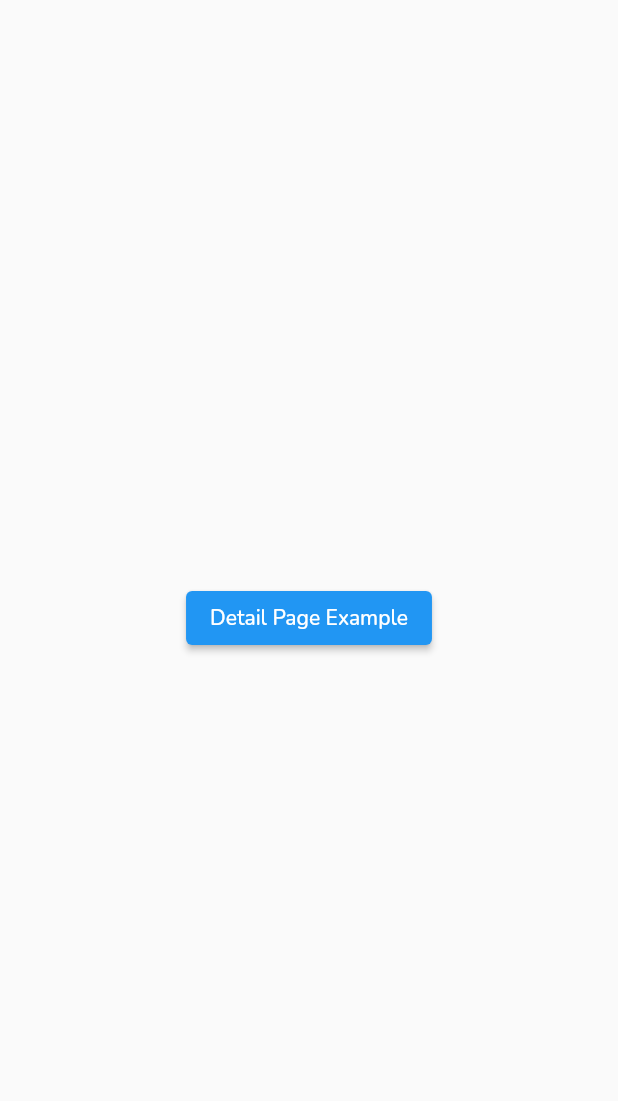
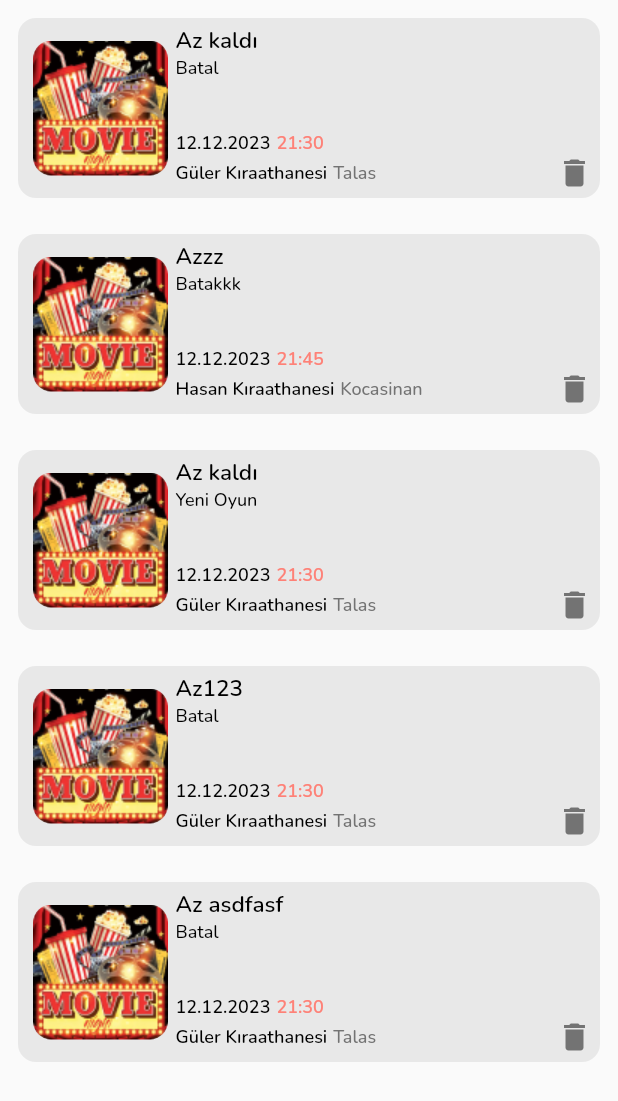
Before and after one commit to agu-meetup/mobile, a Flutter app: the NotificationView screen opened directly, on a phone screen of 412 x 824 dp. Shown: the top 1101 px of the screen. Run offline on Flutter 3.47's test engine with Material 2 defaults, Android fonts, the phone set to English and light mode, and no system bars; our stand-ins replace carousel_slider, dotted_border, email_validator, geocoding, geolocator, google_fonts and 5 more; missing offline and left inert: control_style; accounts and stored records are empty.

Commit message:
Notification page was started

```diff
--- a/lib/components/my_dialogs/my_simple_dialog_widget.dart
+++ b/lib/components/my_dialogs/my_simple_dialog_widget.dart
@@ -10,6 +10,7 @@ Future<void> mySimpleDialogWidget({
   required BuildContext context,
   required String title,
   required String description,
+  required String imagePath,
 }) async {
   late Timer timer;
   await showDialog(
@@ -27,7 +28,7 @@ Future<void> mySimpleDialogWidget({
               mainAxisSize: MainAxisSize.min,
               children: [
                 Image(
-                  image: AssetImage(successStar),
+                  image: AssetImage(imagePath),
                   height: SizeConfig.screenWidth! / 4,
                   width: SizeConfig.screenWidth! / 4,
                   fit: BoxFit.cover,
--- a/lib/core/assets.dart
+++ b/lib/core/assets.dart
@@ -6,6 +6,7 @@ String signInUpBg1 = "$assetsImageRoot/sign_in_up_bg_1.png";
 String signInUpBg2 = "$assetsImageRoot/sign_in_up_bg_2.png";
 String signInUpBg3 = "$assetsImageRoot/sign_in_up_bg_3.png";
 String successStar = "$assetsImageRoot/success_star.png";
+String errorRedCross = "$assetsImageRoot/error_red_cross.png";
 
 /// ICONS
 String openEye = "$assetsIconRoot/open_eye.png";
--- a/lib/core/exceptions.dart
+++ b/lib/core/exceptions.dart
@@ -3,3 +3,5 @@ class WrongEmailOrPassword implements Exception {}
 class EmailAlreadyUsed implements Exception {}
 
 class InvalidToken implements Exception {}
+
+class CreateEventError implements Exception {}
--- a/lib/data/user/datasources/user_server_datasource.dart
+++ b/lib/data/user/datasources/user_server_datasource.dart
@@ -9,15 +9,12 @@ class UserServerDatasource {
   MyService myService = MyService();
 
   Future<GetUserInfoResponseModel?> getUserInfo() async {
-    print("we are in user server DS");
     Response response = await myService.getRequest(
       pathRequest: "api/user/UserInfo",
     );
 
     if (response.statusCode == 200){
       var responseMap = jsonDecode(response.body);
-      print("RESPONSE MAP");
-      print(responseMap);
       return GetUserInfoResponseModel.fromJson(responseMap['user']);
     }
     else {
--- a/lib/main.dart
+++ b/lib/main.dart
@@ -8,6 +8,7 @@ import 'package:agu_meetup_mobile/presentations/forgot_password/view_model/forgo
 import 'package:agu_meetup_mobile/presentations/forgot_password/view_model/forgot_password_selection_view_model.dart';
 import 'package:agu_meetup_mobile/presentations/forgot_password/view_model/forgot_password_view_model.dart';
 import 'package:agu_meetup_mobile/presentations/intro/model_view/intro_model_view.dart';
+import 'package:agu_meetup_mobile/presentations/notification/model_view/notification_model_view.dart';
 import 'package:agu_meetup_mobile/presentations/sign_in/model_view/sign_in_model_view.dart';
 import 'package:agu_meetup_mobile/presentations/sign_up/model_view/sign_up_model_view.dart';
 import 'package:flutter/material.dart';
@@ -54,6 +55,9 @@ void main() {
         ChangeNotifierProvider(
           create: (_) => DetailModelView(),
         ),
+        ChangeNotifierProvider(
+          create: (_) => NotificationModelView(),
+        ),
       ],
       child: const MyApp(),
     ),
--- a/lib/presentations/create_event/view/create_event_qouta_and_gender_view.dart
+++ b/lib/presentations/create_event/view/create_event_qouta_and_gender_view.dart
@@ -33,6 +33,7 @@ class CreateEventQuotaAndGenderView extends StatelessWidget {
                     hintText: '',
                     changeValueFunc: (val) {},
                     controller: mv.quotaCtr,
+                    textInputType: mv.quotaInputType,
                     isThereShadow: false,
                   ),
                 ],
--- a/lib/presentations/create_event/view/create_event_view.dart
+++ b/lib/presentations/create_event/view/create_event_view.dart
@@ -1,5 +1,6 @@
 import 'dart:io';
 
+import 'package:agu_meetup_mobile/components/my_buttons/my_button_widget.dart';
 import 'package:agu_meetup_mobile/components/my_textfields/my_text_field_widget.dart';
 import 'package:agu_meetup_mobile/core/constants.dart';
 import 'package:agu_meetup_mobile/presentations/create_event/model_view/create_event_model_view.dart';
@@ -10,6 +11,7 @@ import 'package:provider/provider.dart';
 import '../../../core/assets.dart';
 import '../widget/create_event_selected_image_widget.dart';
 import '../widget/create_event_upload_button_widget.dart';
+import 'create_event_button_view.dart';
 import 'create_event_category_view.dart';
 import 'create_event_detail_text_view.dart';
 import 'create_event_details_view.dart';
@@ -35,7 +37,7 @@ class CreateEventView extends StatelessWidget {
           padding: const EdgeInsets.all(16.0),
           child: Consumer<CreateEventModelView>(
             builder: (context, mv, child) {
-              if (mv.isPageLoaded == false){
+              if (mv.isPageLoaded == false) {
                 return const Center(child: CircularProgressIndicator());
               }
               return ListView(
@@ -61,6 +63,8 @@ class CreateEventView extends StatelessWidget {
                   CreateEventPriceView(),
                   SizedBox(height: 24),
                   CreateEventHostsView(),
+                  SizedBox(height: 24),
+                  CreateEventButtonView(),
                 ],
               );
             },
--- /dev/null
+++ b/lib/presentations/notification/model/notification_card_model.dart
@@ -0,0 +1,17 @@
+class NotificationCardModel {
+  int id;
+  String notificationTitle;
+  String eventTitle;
+  String date;
+  String time;
+  String locationName;
+  String city;
+  NotificationCardModel(
+      {required this.id,
+      required this.notificationTitle,
+      required this.eventTitle,
+      required this.date,
+      required this.time,
+      required this.locationName,
+      required this.city});
+}
--- /dev/null
+++ b/lib/presentations/notification/model_view/notification_model_view.dart
@@ -0,0 +1,66 @@
+import 'package:flutter/material.dart';
+
+import '../model/notification_card_model.dart';
+
+class NotificationModelView extends ChangeNotifier {
+  BuildContext? ctx;
+
+  /// Update Context data
+  void updateContextData(BuildContext context) {
+    ctx = context;
+  }
+
+  /// Test Data
+  List<NotificationCardModel> cardsInfo = [
+    NotificationCardModel(
+      id: 1,
+      notificationTitle: "Az kaldı",
+      eventTitle: "Batal",
+      date: "12.12.2023",
+      time: "21:30",
+      locationName: "Güler Kıraathanesi",
+      city: "Talas",
+    ),
+    NotificationCardModel(
+      id: 2,
+      notificationTitle: "Azzz",
+      eventTitle: "Batakkk",
+      date: "12.12.2023",
+      time: "21:45",
+      locationName: "Hasan Kıraathanesi",
+      city: "Kocasinan",
+    ),
+    NotificationCardModel(
+      id: 3,
+      notificationTitle: "Az kaldı",
+      eventTitle: "Yeni Oyun",
+      date: "12.12.2023",
+      time: "21:30",
+      locationName: "Güler Kıraathanesi",
+      city: "Talas",
+    ),
+    NotificationCardModel(
+      id: 4,
+      notificationTitle: "Az123",
+      eventTitle: "Batal",
+      date: "12.12.2023",
+      time: "21:30",
+      locationName: "Güler Kıraathanesi",
+      city: "Talas",
+    ),
+    NotificationCardModel(
+      id: 5,
+      notificationTitle: "Az asdfasf",
+      eventTitle: "Batal",
+      date: "12.12.2023",
+      time: "21:30",
+      locationName: "Güler Kıraathanesi",
+      city: "Talas",
+    ),
+  ];
+
+  void deleteNotificationById(int id) {
+    cardsInfo.removeWhere((e) => e.id == id);
+    notifyListeners();
+  }
+}
--- /dev/null
+++ b/lib/presentations/notification/view/notification_card_list_view.dart
@@ -0,0 +1,31 @@
+import 'package:agu_meetup_mobile/core/constants.dart';
+import 'package:agu_meetup_mobile/presentations/notification/model_view/notification_model_view.dart';
+import 'package:flutter/material.dart';
+import 'package:provider/provider.dart';
+
+import '../widget/notification_card_widget.dart';
+
+class NotificationCardListView extends StatelessWidget {
+  const NotificationCardListView({Key? key}) : super(key: key);
+
+  @override
+  Widget build(BuildContext context) {
+    return Consumer<NotificationModelView>(builder: (context, mv, child) {
+      return ListView.builder(
+        itemCount: mv.cardsInfo.length,
+        itemBuilder: (context, index) {
+          return NotificationCardWidget(
+            id: mv.cardsInfo[index]!.id,
+            city: mv.cardsInfo[index]!.city,
+            date: mv.cardsInfo[index]!.date,
+            eventTitle: mv.cardsInfo[index]!.eventTitle,
+            locationName: mv.cardsInfo[index]!.locationName,
+            notificationTitle: mv.cardsInfo[index]!.notificationTitle,
+            time: mv.cardsInfo[index]!.time,
+            deleteFunc: mv.deleteNotificationById,
+          );
+        },
+      );
+    },);
+  }
+}
--- a/lib/presentations/notification/view/notification_view.dart
+++ b/lib/presentations/notification/view/notification_view.dart
@@ -1,22 +1,19 @@
+import 'package:agu_meetup_mobile/presentations/notification/model_view/notification_model_view.dart';
 import 'package:flutter/material.dart';
+import 'package:provider/provider.dart';
 
-import '../../detail/view/detail_view.dart';
+import 'notification_card_list_view.dart';
+
 
 class NotificationView extends StatelessWidget {
+
   const NotificationView({Key? key}) : super(key: key);
 
   @override
   Widget build(BuildContext context) {
+    context.read<NotificationModelView>().updateContextData(context);
     return Scaffold(
-      body: Center(
-        child: ElevatedButton(
-          child: Text('Detail Page Example'),
-          onPressed: () {
-            Navigator.push(
-                context, MaterialPageRoute(builder: (_) => const DetailView()));
-          },
-        ),
-      ),
+      body: NotificationCardListView(),
     );
   }
 }
--- /dev/null
+++ b/lib/presentations/notification/widget/notification_card_widget.dart
@@ -0,0 +1,131 @@
+import 'package:flutter/material.dart';
+
+import '../../../core/constants.dart';
+
+class NotificationCardWidget extends StatelessWidget {
+  int id;
+  String notificationTitle;
+  String eventTitle;
+  String date;
+  String time;
+  String locationName;
+  String city;
+  Function deleteFunc;
+
+  NotificationCardWidget({
+    required this.id,
+    required this.notificationTitle,
+    required this.eventTitle,
+    required this.date,
+    required this.time,
+    required this.locationName,
+    required this.city,
+    required this.deleteFunc,
+  });
+
+  @override
+  Widget build(BuildContext context) {
+    return Container(
+      margin: const EdgeInsets.all(12),
+      padding: EdgeInsets.all(5),
+      height: 120,
+      decoration: BoxDecoration(
+        color: kGray.withOpacity(0.4),
+        borderRadius: BorderRadius.circular(12),
+      ),
+      child: Row(
+        children: [
+          Container(
+            margin: EdgeInsets.symmetric(horizontal: 5),
+            height: 90,
+            width: 90,
+            decoration: BoxDecoration(
+              image: DecorationImage(
+                image: AssetImage("assets/test_image/test_cinema.png"),
+                fit: BoxFit.cover,
+              ),
+              borderRadius: BorderRadius.circular(12),
+            ),
+          ),
+          Expanded(
+            child: Column(
+              crossAxisAlignment: CrossAxisAlignment.start,
+              children: [
+                Text(
+                  notificationTitle,
+                  style: TextStyle(
+                    fontSize: 15,
+                    fontWeight: FontWeight.w600,
+                    color: Colors.black,
+                  ),
+                ),
+                Text(
+                  eventTitle,
+                  style: TextStyle(
+                    fontSize: 12,
+                    fontWeight: FontWeight.w500,
+                    color: Colors.black,
+                  ),
+                ),
+                Spacer(),
+                Row(
+                  children: [
+                    Text(
+                      date,
+                      style: TextStyle(
+                        fontSize: 12,
+                        fontWeight: FontWeight.w600,
+                        color: Colors.black,
+                      ),
+                    ),
+                    SizedBox(width: 4),
+                    Text(
+                      time,
+                      style: TextStyle(
+                        fontSize: 12,
+                        fontWeight: FontWeight.w600,
+                        color: kBeige,
+                      ),
+                    ),
+                  ],
+                ),
+                Row(
+                  children: [
+                    Text(
+                      locationName,
+                      style: TextStyle(
+                        fontSize: 12,
+                        fontWeight: FontWeight.w600,
+                        color: Colors.black,
+                      ),
+                    ),
+                    SizedBox(width: 4),
+                    Text(
+                      city,
+                      style: TextStyle(
+                        fontSize: 12,
+                        fontWeight: FontWeight.w500,
+                        color: kDarkGray,
+                      ),
+                    ),
+                    Spacer(),
+                    GestureDetector(
+                      onTap: () {
+                        deleteFunc(id);
+                      },
+                      child: Icon(
+                        Icons.delete,
+                        color: kDarkGray,
+                        size: 24,
+                      ),
+                    ),
+                  ],
+                ),
+              ],
+            ),
+          ),
+        ],
+      ),
+    );
+  }
+}
--- a/lib/presentations/sign_up/model_view/sign_up_model_view.dart
+++ b/lib/presentations/sign_up/model_view/sign_up_model_view.dart
@@ -1,5 +1,6 @@
 import 'dart:async';
 
+import 'package:agu_meetup_mobile/core/assets.dart';
 import 'package:agu_meetup_mobile/core/exceptions.dart';
 import 'package:agu_meetup_mobile/domains/authentication/repository/authentication_repository.dart';
 import 'package:email_validator/email_validator.dart';
@@ -149,6 +150,7 @@ class SignUpModelView extends ChangeNotifier {
           gender: genderDropdownValue!,
         ));
         await mySimpleDialogWidget(
+          imagePath: successStar,
           context: ctx!,
           title: "Congratulations!",
           description:
```
Also changed, not shown: lib/data/event/datasources/event_server_datasource.dart (added, +29 -0 lines), lib/data/event/models/create_event_request_model.dart (added, +58 -0 lines), lib/domains/event/repository/event_repository.dart (added, +11 -0 lines), lib/presentations/create_event/model_view/create_event_model_view.dart (+110 -1 lines), lib/presentations/create_event/view/create_event_button_view.dart (added, +26 -0 lines), assets/images/error_red_cross.png (added), assets/test_image/test_cinema.png (added).
